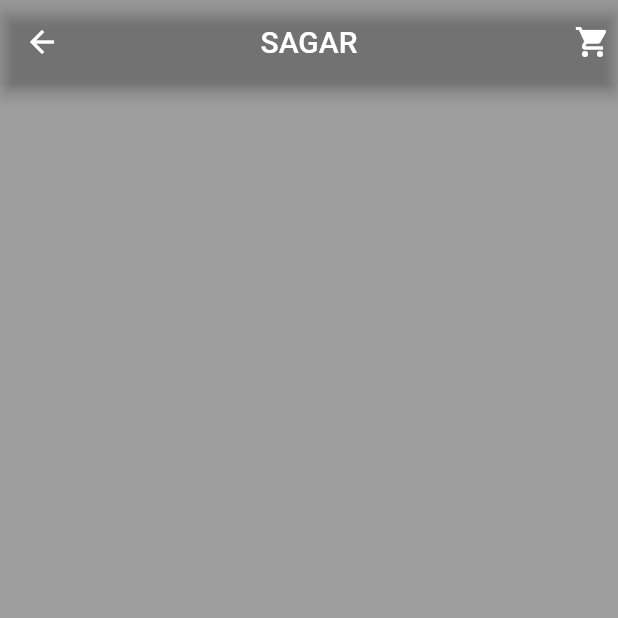
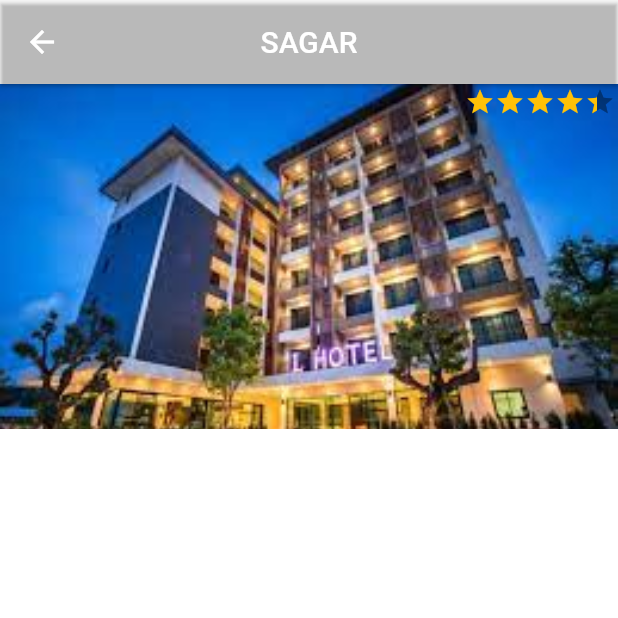
Before and after one commit to RiyasKpkr/hotel-seat-booking, a Flutter app: the userHomePage screen opened directly, after a tap on "Sagar", on a phone screen of 412 x 824 dp, the top half of it. Run offline on Flutter 3.47's test engine with Material 2 defaults, Android fonts, the phone set to English and light mode, and no system bars; drawn by our look-alikes of flutter_rating_bar; our stand-ins replace glassmorphism, searchfield.

Commit message:
some changes

```diff
--- a/lib/constants/constants.dart
+++ b/lib/constants/constants.dart
@@ -33,6 +33,7 @@
       hotelName: 'rahamat',
       hotelLocation: 'Calicut',
       hotelMobileNumber: 1212121212,
+      hotelRating: 3,
       foodList: [
         Food(
           foodId: 12344,
@@ -52,6 +53,7 @@
       hotelName: 'Chiking',
       hotelLocation: 'calicut',
       hotelMobileNumber: 12121212112,
+      hotelRating: 5,
       foodList: [
         Food(
           foodId: 456,
--- a/lib/screens/User/card_view.dart
+++ b/lib/screens/User/card_view.dart
@@ -1,4 +1,4 @@
-// ignore_for_file: prefer_const_constructors
+
 
 import 'package:flutter/material.dart';
 import 'package:hotel_seat_booking/constants/constants.dart';
@@ -31,14 +31,18 @@
                     context,
                     MaterialPageRoute(
                       builder: (context) {
-                        return SeatBookingScreen(hotelName: '${Constants.res[index].hotelName}',);
+                        return SeatBookingScreen(
+                          hotelName: '${Constants.res[index].hotelName}',
+                          hotelImage: 'assets/hotel.jpg',
+                          ratingCount: Constants.res[index].hotelRating??0,
+                        );
                       },
                     ),
                   );
                 },
                 child: CardWidget(
                   imagePath: 'assets/hotel.jpg',
-                  rating: '3.3',
+                  rating: Constants.res[index].hotelRating??0,
                   hotelName: '${Constants.res[index].hotelName}',
                   foodItems: 'food List',
                   locationName: '${Constants.res[index].hotelLocation}',
--- a/lib/screens/User/seat_booking_screen.dart
+++ b/lib/screens/User/seat_booking_screen.dart
@@ -1,30 +1,153 @@
-// ignore_for_file: must_be_immutable
+// ignore_for_file: must_be_immutable, prefer_const_constructors
 
 import 'package:flutter/material.dart';
+import 'package:flutter_rating_bar/flutter_rating_bar.dart';
+// import 'package:hotel_seat_booking/main.dart';
+// import 'package:hotel_seat_booking/widgets/seat_Widget.dart';
+import 'package:hotel_seat_booking/widgets/six_seat_widgeet.dart';
+import 'package:hotel_seat_booking/widgets/table_four_widget.dart';
+// import 'package:hotel_seat_booking/widgets/table_widget.dart';
 
-class SeatBookingScreen extends StatelessWidget {
+class SeatBookingScreen extends StatefulWidget {
   String hotelName;
+  String hotelImage;
+  double ratingCount;
   SeatBookingScreen({
     super.key,
     required this.hotelName,
+    required this.hotelImage,
+    required this.ratingCount,
   });
 
   @override
+  State<SeatBookingScreen> createState() => _SeatBookingScreenState();
+}
+
+class _SeatBookingScreenState extends State<SeatBookingScreen> {
+  @override
   Widget build(BuildContext context) {
+    print('>>>>>>${widget.hotelImage}');
     return Scaffold(
       appBar: AppBar(
-        title: Text(hotelName.toUpperCase()),
+        elevation: 1,
+        title: Text(widget.hotelName.toUpperCase()),
         centerTitle: true,
         backgroundColor: Colors.transparent,
-        actions: [
-          Padding(
-            padding: const EdgeInsets.only(right: 5),
-            child: Icon(Icons.shopping_cart),
-          )
+        // actions: [
+        //   Padding(
+        //     padding: const EdgeInsets.only(right: 5),
+        //     child: Icon(Icons.shopping_cart),
+        //   )
+        // ],
+      ),
+      backgroundColor: Colors.white,
+      body: PageView(
+        children: [
+          Column(
+            children: [
+              Stack(
+                children: [
+                  Container(
+                    height: 230,
+                    width: double.infinity,
+                    child: Hero(
+                      tag: widget.hotelName,
+                      child: Image.asset(
+                        widget.hotelImage,
+                        fit: BoxFit.cover,
+                      ),
+                    ),
+                  ),
+                  Positioned(
+                    top: 2,
+                    right: 2,
+                    child: RatingBarIndicator(
+                      rating: widget.ratingCount,
+                      itemBuilder: (context, index) => Icon(
+                        Icons.star,
+                        color: Colors.amber,
+                      ),
+                      itemCount: 5,
+                      itemSize: 20.0,
+                      direction: Axis.horizontal,
+                    ),
+                  ),
+                ],
+              ),
+            ],
+          ),
+          Container(
+            height: double.infinity,
+            width: double.infinity,
+            color: Colors.grey[300],
+            child: SingleChildScrollView(
+              child: Padding(
+                padding: const EdgeInsets.all(25.0),
+                child: Column(
+                  children: [
+                    Row(
+                      mainAxisAlignment: MainAxisAlignment.spaceEvenly,
+                      // ignore: prefer_const_literals_to_create_immutables
+                      children: [
+                        table_four_widget(
+                          tableCount: '101',
+                        ),
+                        table_four_widget(
+                          tableCount: '102',
+                        ),
+                      ],
+                    ),
+                    SizedBox(
+                      height: 35,
+                    ),
+                    Column(
+                      // mainAxisAlignment: MainAxisAlignment.spaceEvenly,
+                      children: [
+                        six_seat_widget(tableCount: '103'),
+                        SizedBox(
+                          height: 25,
+                        ),
+                        six_seat_widget(tableCount: '104'),
+                      ],
+                    ),
+                    SizedBox(
+                      height: 35,
+                    ),
+                    Row(
+                      mainAxisAlignment: MainAxisAlignment.spaceEvenly,
+                      children: [
+                        table_four_widget(
+                            tableCount: '105',
+                            ),
+                        table_four_widget(
+                            tableCount: '106',
+                            ),
+                      ],
+                    ),
+                    SizedBox(
+                      height: 35,
+                    ),
+                    Column(
+                      // mainAxisAlignment: MainAxisAlignment.spaceEvenly,
+                      children: [
+                        six_seat_widget(
+                          tableCount: '107',
+                        ),
+                        SizedBox(
+                          height: 25,
+                        ),
+                        six_seat_widget(
+                          tableCount: '108',
+                        ),
+                      ],
+                    ),
+                  ],
+                ),
+              ),
+            ),
+          ),
         ],
       ),
-      backgroundColor: Colors.grey,
-      body: Container(),
     );
   }
 }
--- a/lib/widgets/cardWidget.dart
+++ b/lib/widgets/cardWidget.dart
@@ -1,9 +1,9 @@
 import 'package:flutter/material.dart';
 import 'package:hotel_seat_booking/widgets/text_widget.dart';
 
-class CardWidget extends StatelessWidget {
+class CardWidget extends StatefulWidget {
   String imagePath;
-  String rating;
+  double rating;
   String hotelName;
   String locationName;
   String foodItems;
@@ -16,6 +16,11 @@
     required this.foodItems,
   }) : super(key: key);
 
+  @override
+  State<CardWidget> createState() => _CardWidgetState();
+}
+
+class _CardWidgetState extends State<CardWidget> {
   @override
   Widget build(BuildContext context) {
     return Card(
@@ -36,11 +41,14 @@
           children: [
             ClipRRect(
               borderRadius: BorderRadius.circular(10),
-              child: Image.asset(
-                imagePath,
-                height: 150,
-                width: 250,
-                fit: BoxFit.fill,
+              child: Hero(
+                tag: widget.hotelName,
+                child: Image.asset(
+                  widget.imagePath,
+                  height: 150,
+                  width: 250,
+                  fit: BoxFit.fill,
+                ),
               ),
             ),
             Positioned(
@@ -50,7 +58,7 @@
                   Padding(
                     padding: const EdgeInsets.only(left: 15),
                     child: TextWidget(
-                      data: hotelName,
+                      data: widget.hotelName,
                       fontColor: Colors.black,
                       fontSize: 18,
                       fontWeight: FontWeight.bold,
@@ -63,7 +71,7 @@
                     children: [
                       Icon(Icons.place),
                       TextWidget(
-                        data: locationName,
+                        data: widget.locationName,
                         fontColor: Colors.black,
                         fontSize: 15,
                       ),
@@ -75,7 +83,7 @@
                   Row(
                     children: [
                       TextWidget(
-                        data: '($foodItems)',
+                        data: '(${widget.foodItems})',
                         fontColor: Colors.black,
                         fontSize: 12,
                       ),
@@ -103,7 +111,7 @@
                         Icons.star,
                       ),
                       Text(
-                        rating,
+                        "${widget.rating}",
                         style: TextStyle(fontWeight: FontWeight.bold),
                       ),
                     ],
```
Also changed, not shown: lib/widgets/seat_Widget.dart (added, +85 -0 lines), lib/widgets/six_seat_widgeet.dart (added, +57 -0 lines), lib/widgets/table_four_widget.dart (added, +117 -0 lines), lib/widgets/table_widget.dart (added, +86 -0 lines), pubspec.yaml (+8 -0 lines), assets/app_icon.png (added), pubspec.lock, 7 other files.
